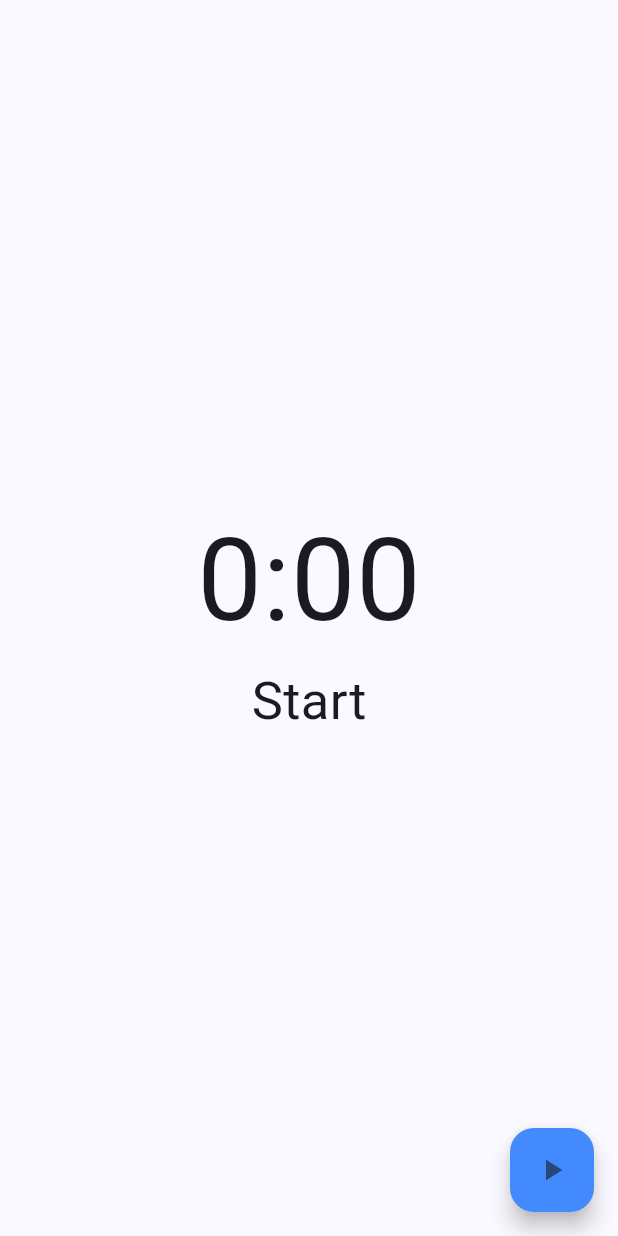
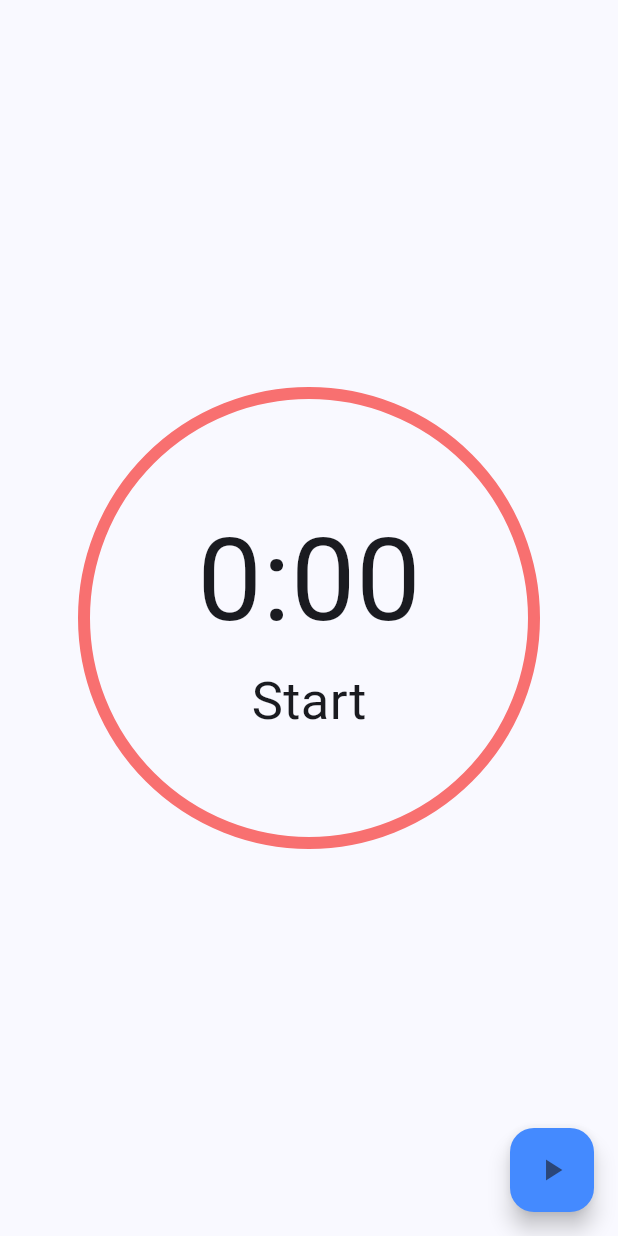
Before and after one commit to JasonBoyett/you_version_pomodoro, a Flutter app: the screen it shows after launch, on a phone screen of 412 x 824 dp. Run offline on Flutter 3.47's test engine with Material 3 defaults, Android fonts, the light colour scheme and no system bars; our stand-ins replace flutter_riverpod.

Commit message:
time sweeper implimented and colors set

```diff
--- a/lib/helpers.dart
+++ b/lib/helpers.dart
@@ -1,7 +1,24 @@
-import 'pomodoroProps.dart';
+import 'package:tomato_timer/model/pomodoro.dart';
 
 String displayMinutesTimer(int seconds) {
   int minutes = seconds ~/ 60;
   int remainingSeconds = seconds % 60;
   return '$minutes:${remainingSeconds.toString().padLeft(2, '0')}';
 }
+
+double evaluateProgress(PomodoroModel model) {
+  int stageMinutes = (() {
+    switch (model.currentStage) {
+      case PomodoroStages.work:
+        return model.workTime;
+      case PomodoroStages.shortBreak:
+        return model.breakTimeShort;
+      case PomodoroStages.longBreak:
+        return model.breakTimelong;
+      default:
+        return 0;
+    }
+  })();
+  double stageTime = stageMinutes.toDouble() * secondsInMinute;
+  return (model.secondsInStage / stageTime).clamp(0.0, 1.0);
+}
--- a/lib/home_page.dart
+++ b/lib/home_page.dart
@@ -2,7 +2,7 @@ import 'package:flutter/material.dart';
 import 'package:flutter_riverpod/flutter_riverpod.dart';
 
 import 'helpers.dart';
-import 'pomodoroProps.dart';
+import 'package:tomato_timer/model/pomodoro.dart';
 
 class HomePage extends ConsumerWidget {
   const HomePage({super.key});
@@ -12,7 +12,18 @@ class HomePage extends ConsumerWidget {
     var value = ref.watch(pomodoroProvider);
     return Scaffold(
       body: Center(
-        child: Column(
+          child: Stack(alignment: Alignment.center, children: [
+        SizedBox(
+          height: 300,
+          width: 300,
+          child: CircularProgressIndicator(
+            value: evaluateProgress(value),
+            strokeCap: StrokeCap.round,
+            strokeWidth: 8,
+            color: value.themeColor.color,
+          ),
+        ),
+        Column(
           mainAxisAlignment: MainAxisAlignment.center,
           children: [
             Text(
@@ -25,7 +36,7 @@ class HomePage extends ConsumerWidget {
             ),
           ],
         ),
-      ),
+      ])),
       floatingActionButton: FloatingActionButton(
         backgroundColor: Colors.blueAccent,
         onPressed: () {
```
Also changed, not shown: lib/model/pomodoro.dart (renamed from lib/pomodoroProps.dart, +5 -5 lines), pubspec.yaml (+3 -5 lines), 1 other file.
